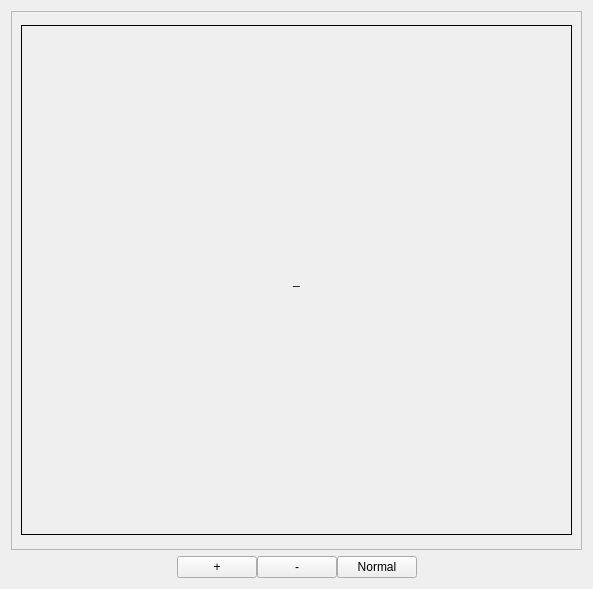
Old version of the form Tools/EditorFramework/Widgets/ImageWidget.ui in the repository ezEngine/ezEngine.
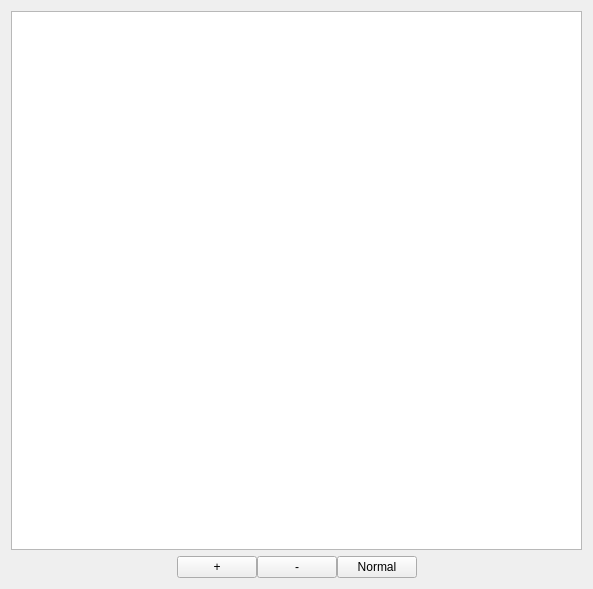
New version of the form.

Commit message: Image Widget uses QGraphicsView

Patch:
```diff
--- a/Tools/EditorFramework/Widgets/ImageWidget.ui
+++ b/Tools/EditorFramework/Widgets/ImageWidget.ui
@@ -15,54 +15,7 @@
   </property>
   <layout class="QVBoxLayout" name="verticalLayout">
    <item>
-    <widget class="QScrollArea" name="ScrollArea">
-     <property name="frameShadow">
-      <enum>QFrame::Plain</enum>
-     </property>
-     <property name="widgetResizable">
-      <bool>false</bool>
-     </property>
-     <property name="alignment">
-      <set>Qt::AlignCenter</set>
-     </property>
-     <widget class="QWidget" name="scrollAreaWidgetContents">
-      <property name="geometry">
-       <rect>
-        <x>0</x>
-        <y>0</y>
-        <width>569</width>
-        <height>528</height>
-       </rect>
-      </property>
-      <property name="sizePolicy">
-       <sizepolicy hsizetype="Preferred" vsizetype="Preferred">
-        <horstretch>0</horstretch>
-        <verstretch>0</verstretch>
-       </sizepolicy>
-      </property>
-      <layout class="QHBoxLayout" name="horizontalLayout">
-       <item>
-        <widget class="QLabel" name="LabelImage">
-         <property name="sizePolicy">
-          <sizepolicy hsizetype="Ignored" vsizetype="Ignored">
-           <horstretch>0</horstretch>
-           <verstretch>0</verstretch>
-          </sizepolicy>
-         </property>
-         <property name="frameShape">
-          <enum>QFrame::Box</enum>
-         </property>
-         <property name="text">
-          <string>_</string>
-         </property>
-         <property name="alignment">
-          <set>Qt::AlignCenter</set>
-         </property>
-        </widget>
-       </item>
-      </layout>
-     </widget>
-    </widget>
+    <widget class="QGraphicsView" name="GraphicsView"/>
    </item>
    <item>
     <widget class="QWidget" name="ButtonBar" native="true">
```
The commit also changes 4 other files.
